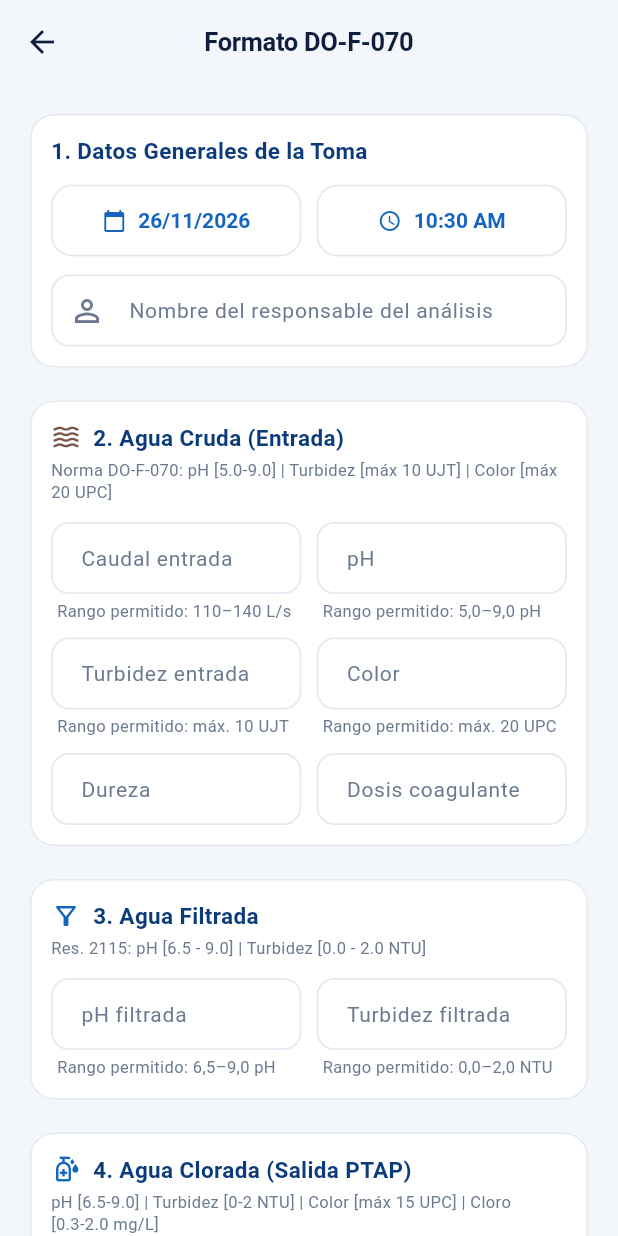
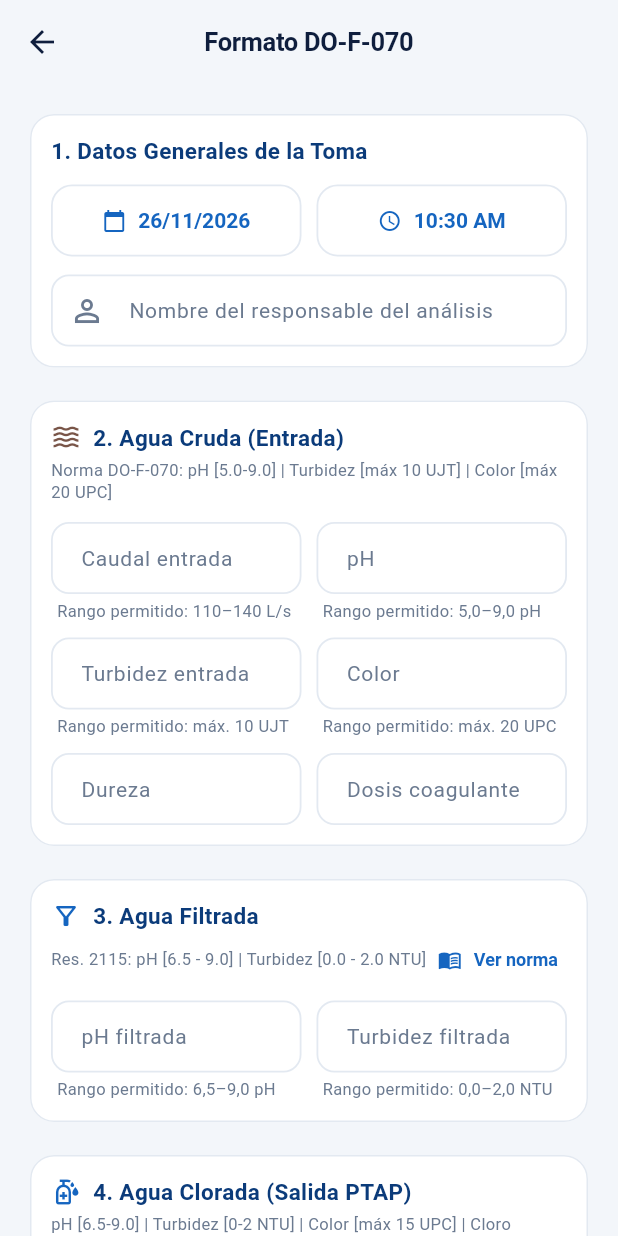
Before and after one commit to CamilaMeneses12/PTAP_movil, a Flutter app: the FormularioFisicoquimicoScreen screen opened by its route, on a phone screen of 412 x 824 dp. Run offline on Flutter 3.47's test engine with Material 3 defaults, Android fonts, the phone set to English and light mode, and no system bars; our stand-ins replace camera, fl_chart, flutter_dotenv, go_router, pdf, printing and 3 more; missing offline and left inert: excel, flutter_gemma, google_mlkit_text_recognition, tflite_flutter; accounts and stored records are empty.

Commit message:
feat(ayuda): pantalla de Normatividad del agua potable con enlaces "Ver norma"
Nueva pantalla "Normatividad" (Ayuda › Normatividad del agua potable) con una tarjeta por
norma: número, año, entidad, de qué trata y qué parte aplica en la PTAP.
- Decreto 1575 de 2007 (compilado en el Decreto 780 de 2016)
- Resolución 2115 de 2007, con los rangos que valida la app tomados de ValidadorRangos
- Resolución 811 de 2008
- Resolución 082 de 2009
- Resolución 4716 de 2010
- Decreto 1076 de 2015 (concesión de aguas de la Quebrada La Seca)

No se escriben valores límite nuevos; lo que falta confirmar queda con
"TODO: verificar con la norma" (entidades, apartes, artículos y datos de la concesión).
"Ver norma" aparece junto a la Res. 2115/2007 en el formulario DO-F-070, en el detalle del
registro DO-F-070 y en la sección Norma del detalle de alerta.

Co-Authored-By: Claude Opus 5.5 <noreply@anthropic.com>

```diff
--- a/lib/domain/alertas/catalogo_parametros_alerta.dart
+++ b/lib/domain/alertas/catalogo_parametros_alerta.dart
@@ -3,6 +3,7 @@ import '../../data/models/alerta_sistema_modelo.dart';
 import '../../data/models/medidores_modelos.dart';
 import '../../data/models/registro_fisicoquimico.dart';
 import '../calculations/resumen_inicio.dart';
+import '../normatividad/normas_agua.dart';
 import '../validators/validador_rangos.dart';
 
 /// Un valor histórico de un parámetro, tomado de los registros del operario.
@@ -73,7 +74,7 @@ class CatalogoParametrosAlerta {
   static const _res2115 = ReferenciaLimite(
     titulo: 'Resolución 2115 de 2007',
     detalle: 'Características físicas y químicas del agua para consumo humano y frecuencias de control.',
-    normaId: 'res_2115_2007',
+    normaId: NormasAgua.res2115,
   );
 
   // TODO: verificar con la norma la referencia del rango de control del agua cruda.
--- /dev/null
+++ b/lib/domain/normatividad/normas_agua.dart
@@ -0,0 +1,139 @@
+/// Normativa colombiana de agua para consumo humano que aplica en la PTAP.
+///
+/// Solo describe cada norma y qué parte aplica en la planta. Los valores límite NO se escriben
+/// aquí: la pantalla los toma de ValidadorRangos, que es donde la app ya los usa.
+class NormaAgua {
+  final String id;
+  final String tipo; // 'Decreto' | 'Resolución'
+  final String numero;
+  final int anio;
+  final String entidad;
+  final String titulo;
+  final String deQueTrata;
+  final List<String> aplicaEnPtap;
+  final String? nota;
+
+  const NormaAgua({
+    required this.id,
+    required this.tipo,
+    required this.numero,
+    required this.anio,
+    required this.entidad,
+    required this.titulo,
+    required this.deQueTrata,
+    required this.aplicaEnPtap,
+    this.nota,
+  });
+
+  String get nombreCorto => '$tipo $numero de $anio';
+}
+
+class NormasAgua {
+  static const String decreto1575 = 'decreto_1575_2007';
+  static const String res2115 = 'res_2115_2007';
+  static const String res811 = 'res_811_2008';
+  static const String res082 = 'res_082_2009';
+  static const String res4716 = 'res_4716_2010';
+  static const String decreto1076 = 'decreto_1076_2015';
+
+  // TODO: verificar con la norma las entidades firmantes y los apartes que aplican en la PTAP.
+  static const List<NormaAgua> todas = [
+    NormaAgua(
+      id: decreto1575,
+      tipo: 'Decreto',
+      numero: '1575',
+      anio: 2007,
+      entidad: 'Ministerio de la Protección Social (hoy Ministerio de Salud y Protección Social)',
+      titulo: 'Sistema para la Protección y Control de la Calidad del Agua para Consumo Humano',
+      deQueTrata:
+          'Crea el sistema de protección y control de la calidad del agua para consumo humano y define '
+          'las responsabilidades de quien la suministra y de las autoridades sanitarias.',
+      aplicaEnPtap: [
+        'La planta, como prestadora, debe controlar la calidad del agua que entrega.',
+        'Los registros diarios del formato DO-F-070 son la evidencia de ese control.',
+      ],
+      nota: 'Está compilado en el Decreto 780 de 2016 (Decreto Único Reglamentario del Sector Salud).',
+    ),
+    NormaAgua(
+      id: res2115,
+      tipo: 'Resolución',
+      numero: '2115',
+      anio: 2007,
+      entidad: 'Ministerio de la Protección Social y Ministerio de Ambiente, Vivienda y Desarrollo Territorial',
+      titulo: 'Características, instrumentos básicos y frecuencias del sistema de control y vigilancia',
+      deQueTrata:
+          'Fija las características físicas, químicas y microbiológicas que debe cumplir el agua para '
+          'consumo humano y las frecuencias de control.',
+      aplicaEnPtap: [
+        'Los rangos de pH, turbidez, color aparente y cloro residual libre del agua tratada que valida la app.',
+        'Las alertas del DO-F-070 se generan cuando un valor queda fuera de esos rangos.',
+      ],
+    ),
+    NormaAgua(
+      id: res811,
+      tipo: 'Resolución',
+      numero: '811',
+      anio: 2008,
+      entidad: 'Ministerio de la Protección Social y Ministerio de Ambiente, Vivienda y Desarrollo Territorial',
+      titulo: 'Puntos de muestreo en la red de distribución',
+      deQueTrata:
+          'Define cómo se establecen y concertan los lugares y puntos de muestreo para el control y la '
+          'vigilancia de la calidad del agua en la red de distribución.',
+      aplicaEnPtap: [
+        'Los puntos de control de la red que se registran en el formato DO-F-070.',
+      ],
+    ),
+    NormaAgua(
+      id: res082,
+      tipo: 'Resolución',
+      numero: '082',
+      anio: 2009,
+      entidad: 'Ministerio de la Protección Social',
+      titulo: 'Buenas prácticas sanitarias e inspección',
+      deQueTrata:
+          'Adopta los formularios para las visitas de inspección sanitaria a los sistemas de suministro '
+          'de agua para consumo humano.',
+      aplicaEnPtap: [
+        'Las visitas de inspección sanitaria a la planta revisan sus prácticas y sus registros.',
+      ],
+    ),
+    NormaAgua(
+      id: res4716,
+      tipo: 'Resolución',
+      numero: '4716',
+      anio: 2010,
+      entidad: 'Ministerio de la Protección Social y Ministerio de Ambiente, Vivienda y Desarrollo Territorial',
+      titulo: 'Mapas de riesgo de la calidad del agua',
+      deQueTrata:
+          'Reglamenta la elaboración de los mapas de riesgo de la calidad del agua para consumo humano.',
+      aplicaEnPtap: [
+        'El mapa de riesgo de la fuente que abastece la planta (Quebrada La Seca).',
+        'Los registros de agua cruda del DO-F-070 ayudan a conocer el comportamiento de la fuente.',
+      ],
+    ),
+    NormaAgua(
+      id: decreto1076,
+      tipo: 'Decreto',
+      numero: '1076',
+      anio: 2015,
+      entidad: 'Ministerio de Ambiente y Desarrollo Sostenible',
+      titulo: 'Decreto Único Reglamentario del Sector Ambiente: concesión de aguas',
+      deQueTrata:
+          'Reúne las normas ambientales, entre ellas las que regulan la concesión para usar aguas '
+          'superficiales.',
+      aplicaEnPtap: [
+        'La concesión de aguas que permite captar de la Quebrada La Seca.',
+        'Los aforos de caudal registran cuánta agua lleva la fuente.',
+      ],
+      // TODO: verificar con la norma el caudal concedido y la autoridad ambiental que otorgó la concesión.
+      nota: 'El caudal concedido y la autoridad ambiental están pendientes de confirmar.',
+    ),
+  ];
+
+  static NormaAgua? buscar(String? id) {
+    for (final n in todas) {
+      if (n.id == id) return n;
+    }
+    return null;
+  }
+}
--- a/lib/presentation/alerts/screens/detalle_alerta_screen.dart
+++ b/lib/presentation/alerts/screens/detalle_alerta_screen.dart
@@ -14,6 +14,7 @@ import '../../../domain/calculations/resumen_inicio.dart';
 import '../../../domain/validators/validador_rangos.dart';
 import '../../auth/providers/auth_provider.dart';
 import '../../flow/providers/caudal_provider.dart';
+import '../../help/widgets/boton_ver_norma.dart';
 import '../../meters/providers/medidores_provider.dart';
 import '../../physicochemical/providers/fisicoquimico_provider.dart';
 import '../providers/alertas_provider.dart';
@@ -702,6 +703,8 @@ class _SeccionNorma extends StatelessWidget {
         ),
         const SizedBox(height: 4),
         Text(referencia.detalle, style: const TextStyle(fontSize: 12, color: AppColors.textoSecundario, height: 1.4)),
+        if (referencia.normaId != null)
+          Align(alignment: Alignment.centerLeft, child: BotonVerNorma(normaId: referencia.normaId!)),
       ],
     );
   }
--- /dev/null
+++ b/lib/presentation/help/widgets/boton_ver_norma.dart
@@ -0,0 +1,28 @@
+import 'package:flutter/material.dart';
+import 'package:go_router/go_router.dart';
+
+import '../../../core/constants/app_colors.dart';
+import '../../../core/routes/app_routes.dart';
+import '../../../domain/normatividad/normas_agua.dart';
+
+/// Enlace "Ver norma" que abre la pantalla de Normatividad en la norma indicada.
+class BotonVerNorma extends StatelessWidget {
+  final String normaId;
+
+  const BotonVerNorma({super.key, this.normaId = NormasAgua.res2115});
+
+  @override
+  Widget build(BuildContext context) {
+    return TextButton.icon(
+      onPressed: () => context.push(AppRoutes.normatividad, extra: normaId),
+      style: TextButton.styleFrom(
+        padding: const EdgeInsets.symmetric(horizontal: 6),
+        minimumSize: const Size(0, 30),
+        tapTargetSize: MaterialTapTargetSize.shrinkWrap,
+        foregroundColor: AppColors.azulPrimario,
+      ),
+      icon: const Icon(Icons.menu_book_outlined, size: 16),
+      label: const Text('Ver norma', style: TextStyle(fontSize: 12, fontWeight: FontWeight.w600)),
+    );
+  }
+}
--- a/lib/presentation/physicochemical/screens/detalle_fisicoquimico_screen.dart
+++ b/lib/presentation/physicochemical/screens/detalle_fisicoquimico_screen.dart
@@ -3,6 +3,7 @@ import 'package:go_router/go_router.dart';
 import 'package:intl/intl.dart';
 import '../../../core/constants/app_colors.dart';
 import '../../../data/models/registro_fisicoquimico.dart';
+import '../../help/widgets/boton_ver_norma.dart';
 
 class DetalleFisicoquimicoScreen extends StatelessWidget {
   final RegistroFisicoquimico registro;
@@ -76,6 +77,7 @@ class DetalleFisicoquimicoScreen extends StatelessWidget {
                             color: AppColors.textoSecundario,
                           ),
                         ),
+                        const Align(alignment: Alignment.centerLeft, child: BotonVerNorma()),
                       ],
                     ),
                   ),
--- a/lib/presentation/physicochemical/screens/formulario_fisicoquimico_screen.dart
+++ b/lib/presentation/physicochemical/screens/formulario_fisicoquimico_screen.dart
@@ -10,6 +10,7 @@ import '../../../domain/validators/validador_rangos.dart';
 import '../../alerts/providers/alertas_provider.dart';
 import '../../auth/providers/auth_provider.dart';
 import '../../common/widgets/mensaje_fuera_de_rango.dart';
+import '../../help/widgets/boton_ver_norma.dart';
 import '../providers/fisicoquimico_provider.dart';
 
 class FormularioFisicoquimicoScreen extends StatefulWidget {
@@ -461,7 +462,7 @@ class _FormularioFisicoquimicoScreenState
                           ),
                         ],
                       ),
-                      const SizedBox(height: 6),
+                      const Align(alignment: Alignment.centerRight, child: BotonVerNorma()),
                       Text(
                         'Se permite guardar, pero debe ingresar obligatoriamente una observación al final justificando la novedad.',
                         style: TextStyle(
@@ -712,9 +713,16 @@ class _FormularioFisicoquimicoScreenState
                         ],
                       ),
                       const SizedBox(height: 4),
-                      const Text(
-                        'Res. 2115: pH [6.5 - 9.0] | Turbidez [0.0 - 2.0 NTU]',
-                        style: TextStyle(fontSize: 11, color: AppColors.textoSecundario),
+                      const Row(
+                        children: [
+                          Expanded(
+                            child: Text(
+                              'Res. 2115: pH [6.5 - 9.0] | Turbidez [0.0 - 2.0 NTU]',
+                              style: TextStyle(fontSize: 11, color: AppColors.textoSecundario),
+                            ),
+                          ),
+                          BotonVerNorma(),
+                        ],
                       ),
                       const SizedBox(height: 12),
                       Row(
```
Also changed, not shown: lib/core/routes/app_routes.dart (+7 -0 lines), lib/presentation/help/screens/ayuda_screen.dart (+14 -0 lines), lib/presentation/help/screens/normatividad_screen.dart (added, +201 -0 lines), 2 other files.
